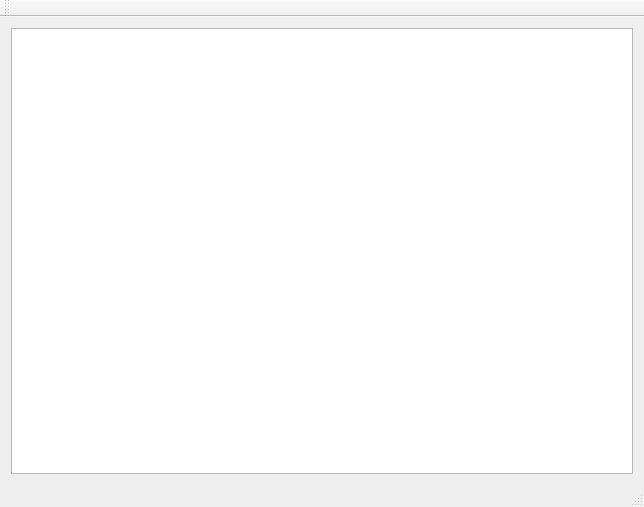
First picture: the form in mainwindow.ui, repository mvvgentoo/PathFinder, before the edit.
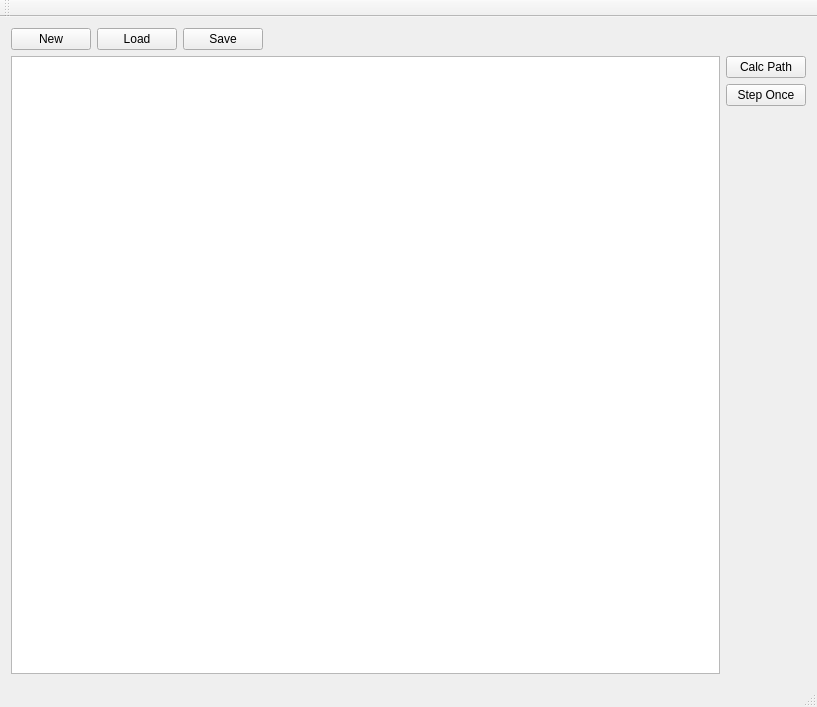
Second picture: the form after the edit.

What changed in the file:
```diff
--- a/mainwindow.ui
+++ b/mainwindow.ui
@@ -6,8 +6,8 @@
    <rect>
     <x>0</x>
     <y>0</y>
-    <width>644</width>
-    <height>507</height>
+    <width>817</width>
+    <height>707</height>
    </rect>
   </property>
   <property name="windowTitle">
@@ -15,7 +15,45 @@
   </property>
   <widget class="QWidget" name="centralWidget">
    <layout class="QGridLayout" name="gridLayout">
-    <item row="0" column="0">
+    <item row="0" column="0" colspan="2">
+     <layout class="QHBoxLayout" name="horizontalLayout">
+      <item>
+       <widget class="QPushButton" name="NewButton">
+        <property name="text">
+         <string>New</string>
+        </property>
+       </widget>
+      </item>
+      <item>
+       <widget class="QPushButton" name="LoadButton">
+        <property name="text">
+         <string>Load</string>
+        </property>
+       </widget>
+      </item>
+      <item>
+       <widget class="QPushButton" name="SaveButton">
+        <property name="text">
+         <string>Save</string>
+        </property>
+       </widget>
+      </item>
+      <item>
+       <spacer name="horizontalSpacer">
+        <property name="orientation">
+         <enum>Qt::Horizontal</enum>
+        </property>
+        <property name="sizeHint" stdset="0">
+         <size>
+          <width>40</width>
+          <height>20</height>
+         </size>
+        </property>
+       </spacer>
+      </item>
+     </layout>
+    </item>
+    <item row="1" column="0" rowspan="3">
      <widget class="QTableWidget" name="tableWidget">
       <property name="autoFillBackground">
        <bool>true</bool>
@@ -37,6 +75,33 @@
       </property>
      </widget>
     </item>
+    <item row="1" column="1">
+     <widget class="QPushButton" name="CalcFullPathButton">
+      <property name="text">
+       <string>Calc Path</string>
+      </property>
+     </widget>
+    </item>
+    <item row="2" column="1">
+     <widget class="QPushButton" name="StepOnceButton">
+      <property name="text">
+       <string>Step Once</string>
+      </property>
+     </widget>
+    </item>
+    <item row="3" column="1">
+     <spacer name="verticalSpacer">
+      <property name="orientation">
+       <enum>Qt::Vertical</enum>
+      </property>
+      <property name="sizeHint" stdset="0">
+       <size>
+        <width>77</width>
+        <height>525</height>
+       </size>
+      </property>
+     </spacer>
+    </item>
    </layout>
   </widget>
   <widget class="QMenuBar" name="menuBar">
```
Left out of the diff: 2 changed lines with no effect on the pictures.
